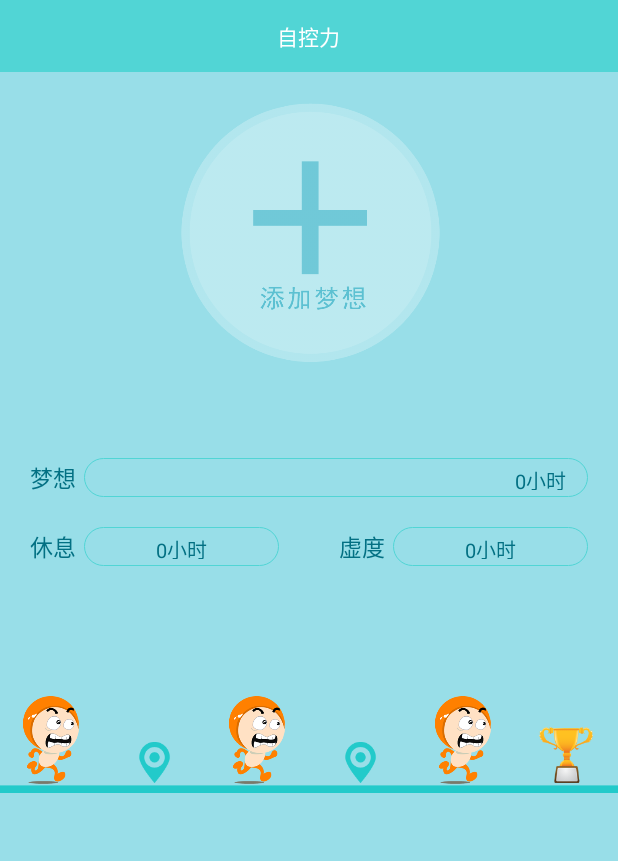
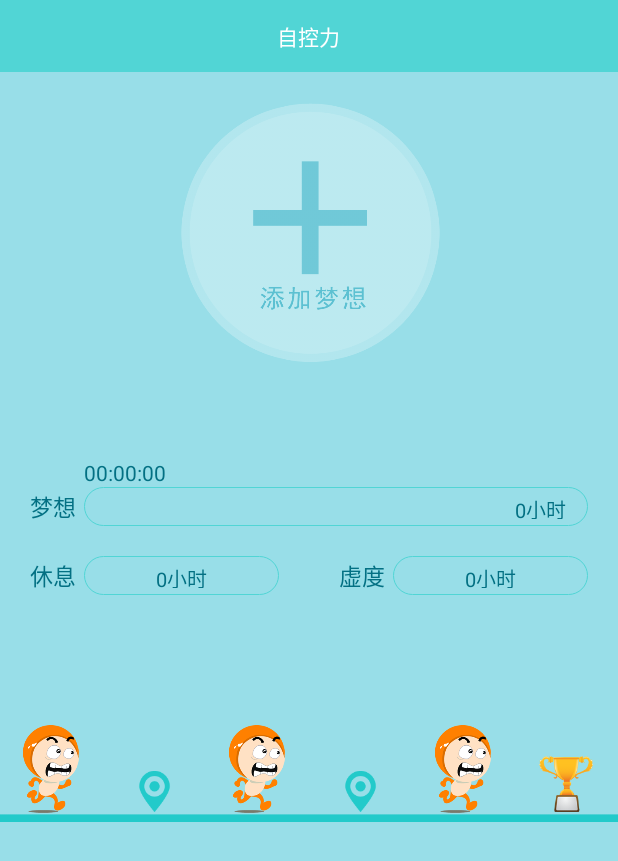
Before and after one commit to 814597544/MySchool, an Android app: the ZklActivity screen opened directly, with no data from a screen before it, on a phone screen of 412 x 824 dp. Shown: the top 861 px of the screen. Run offline under Robolectric (Android 15) with nearby library versions, the phone set to English and light mode, and no system bars; our stand-ins replace CircleImageView; libraries missing offline, so code that uses them is left out: com.daimajia.easing, com.nineoldandroids.animation, com.viewpagerindicator; 32 statements that could not run were skipped.

Commit message:
zkl finish 1.1

```diff
--- a/app/src/main/java/com/example/administrator/myschool/DreamingActivity.java
+++ b/app/src/main/java/com/example/administrator/myschool/DreamingActivity.java
@@ -190,6 +190,7 @@ public class DreamingActivity  extends Activity {
                 myApplication.setDreamTime("0");
                 myApplication.setBreakTime("0");
                 myApplication.setWastTime("0");
+                myApplication.setTodayTime(0);
                 myApplication.setZklWhter("df");
 
                 Intent intent1 = new Intent();
@@ -225,6 +226,7 @@ public class DreamingActivity  extends Activity {
                                 myApplication.setDreamTime("0");
                                 myApplication.setBreakTime("0");
                                 myApplication.setWastTime("0");
+                                myApplication.setTodayTime(0);
                                 new Thread(){
                                     @Override
                                     public void run() {
--- a/app/src/main/java/com/example/administrator/myschool/MainActivity.java
+++ b/app/src/main/java/com/example/administrator/myschool/MainActivity.java
@@ -113,6 +113,7 @@ public class MainActivity extends TabActivity {
                     new DialogInterface.OnClickListener() {
                         public void onClick(DialogInterface dialog,
                                             int whichButton) {
+
                             // 这里添加点击确定后的逻辑
                             sqLiteDatabase.execSQL("delete from mydream ;");
                             sqLiteDatabase.execSQL("delete from mystatus ;");
@@ -121,6 +122,7 @@ public class MainActivity extends TabActivity {
                             myApplication.setDreamTime("0");
                             myApplication.setBreakTime("0");
                             myApplication.setWastTime("0");
+                            myApplication.setTodayTime(0);
                             myApplication.setZklWhter("dreamS");
                                /* ------发送广播------*/
                             Intent intent1 = new Intent();
--- a/app/src/main/java/com/example/administrator/myschool/ZklActivity.java
+++ b/app/src/main/java/com/example/administrator/myschool/ZklActivity.java
@@ -2,7 +2,6 @@ package com.example.administrator.myschool;
 
 import android.app.Activity;
 import android.app.AlertDialog;
-import android.app.Service;
 import android.content.BroadcastReceiver;
 import android.content.ComponentName;
 import android.content.Context;
@@ -19,7 +18,7 @@ import android.util.Log;
 import android.view.View;
 import android.widget.ImageView;
 import android.widget.TextView;
-import android.widget.Toast;
+
 
 
 import com.akexorcist.roundcornerprogressbar.RoundCornerProgressBar;
@@ -46,7 +45,7 @@ public class ZklActivity extends Activity{
 
     private int progress2 = 0;
     private CircularBarPager mCircularBarPager;
-    TextView titleName,zkl_show_dream,zkl_show_wast,zkl_show_break;
+    TextView titleName,zkl_show_dream,zkl_show_wast,zkl_show_break,today_finishtime;
     String shownum = null,nowtime,MyDreamTime=null;
 
 
@@ -91,6 +90,7 @@ public class ZklActivity extends Activity{
         databaseHelper = new DatabaseHelper(this);
         sqLiteDatabase = databaseHelper.getReadableDatabase();
         myApplication= (MyApplication) getApplication();
+        today_finishtime= (TextView) findViewById(R.id.today_finishtime);
 
         /*--------广播更新----------*/
         myReceiver = new MyReceiver();
@@ -233,43 +233,44 @@ public class ZklActivity extends Activity{
                 stop_dream.setVisibility(View.GONE);
                 getNowTime();
 
-                stopTimer();
-
                 Cursor cursor2 = sqLiteDatabase.rawQuery("select * from mystatus ;",null);
                 if (cursor2.getCount()==0){
                     sqLiteDatabase.execSQL("insert into mystatus(date,time)  values(?,?);",
                             new Object[]{nowtime,""+binder.getCount()});
-                    TodayFinishTime=0;
+                    myApplication.setTodayTime(binder.getCount());
                     Log.e("stop------","stopn");
 
                     // 解除绑定
                     binder=null;
                     getApplicationContext().unbindService(connection);
                 }else{
+
                     while (cursor2.moveToNext()) {
                         if ( cursor2.getString(0).equals(nowtime)){
                             TodayFinishTime=Integer.parseInt(cursor2.getString(1));
                             sqLiteDatabase.execSQL("update mystatus set  time =? where date=? ;", new String[]{""+(TodayFinishTime+binder.getCount()),nowtime});
-
+                            myApplication.setTodayTime(TodayFinishTime+binder.getCount());
                             // 解除绑定
                             binder=null;
                             getApplicationContext().unbindService(connection);
                             Log.e("stop------","stopu");
                             break;
-                        }else{
-                            sqLiteDatabase.execSQL("insert into mystatus(date,time)  values(?,?);",
-                                    new Object[]{nowtime,""+binder.getCount()});
-                            TodayFinishTime=0;
-                            Log.e("stop------","stopi");
-
-                            // 解除绑定
-                            binder=null;
-                            getApplicationContext().unbindService(connection);
-                            break;
                         }
 
                     }
+                    if ( !cursor2.getString(0).equals(nowtime)){
+                    sqLiteDatabase.execSQL("insert into mystatus(date,time)  values(?,?);",
+                            new Object[]{nowtime,""+binder.getCount()});
+
+                    myApplication.setTodayTime(binder.getCount());
+                    Log.e("stop------","stopi");
+
+                    // 解除绑定
+                    binder=null;
+                    getApplicationContext().unbindService(connection);
+                    }
                 }
+                stopTimer();
             }
         });
         }
@@ -289,8 +290,9 @@ public class ZklActivity extends Activity{
             }
 
         }
-
+        todayFinish(TodayFinishTime);
         progressTwo.setProgress(progress2);
+        myApplication.setTodayTime(TodayFinishTime);
         updateProgressTwoColor();
 
     }
@@ -379,6 +381,7 @@ public class ZklActivity extends Activity{
         public void onReceive(final Context context, Intent intent) {
             if (myApplication.getZklWhter().equals("time")) {
                 progressTwo.setProgress(progress2);
+                todayFinish(myApplication.getTodayFinishTime());
             }
             else if (myApplication.getZklWhter().equals("dreamS")) {
                 shownum = myApplication.getStatus();
@@ -400,6 +403,7 @@ public class ZklActivity extends Activity{
                     add.setOnClickListener(new View.OnClickListener() {
                         @Override
                         public void onClick(View v) {
+
                     /*提醒要清除之前数据*/
                             AlertDialog.Builder builder = new AlertDialog.Builder(
                                     ZklActivity.this, AlertDialog.THEME_HOLO_LIGHT);
@@ -452,6 +456,7 @@ public class ZklActivity extends Activity{
                 }
             }else{
                 progressTwo.setProgress(0);
+                todayFinish(0);
                 shownum = myApplication.getStatus();
                 zkl_show_dream.setText(myApplication.getDreamTime() + "小时");
                 zkl_show_break.setText(myApplication.getBreakTime() + "小时");
@@ -487,6 +492,7 @@ public class ZklActivity extends Activity{
                                             sqLiteDatabase.execSQL("delete from mystatus ;");
                                             myApplication.setStatus("-1");
                                             myApplication.setZklWhter("dreamS");
+                                            myApplication.setTodayTime(0);
                                /* ------发送广播------*/
                                             Intent intent1 = new Intent();
                                             intent1.setAction("com.rao.myproject.Status");
@@ -539,14 +545,22 @@ public class ZklActivity extends Activity{
                 @Override
                 public void run() {
             Log.e("******",binder.getCount()+"");
-
-            progress2=10*(TodayFinishTime+binder.getCount())/(36*Integer.parseInt(myApplication.getDreamTime()));
+            progress2=10*(myApplication.getTodayTime()+binder.getCount())/(36*Integer.parseInt(myApplication.getDreamTime()));
                 /* ------发送广播------*/
                     myApplication.setZklWhter("time");
+                    myApplication.setTodayFinishTime(myApplication.getTodayTime()+binder.getCount());
                     Log.e("$$$$$$$","progress2="+progress2);
                     Intent intent2 = new Intent();
                     intent2.setAction("com.rao.myproject.Status");
                     sendBroadcast(intent2);
+
+                    if (myApplication.getTodayFinishTime()==3600*Integer.parseInt(myApplication.getDreamTime())){
+                        // 解除绑定
+                        binder=null;
+                        getApplicationContext().unbindService(connection);
+                        stopTimer();
+
+                    }
                 }
             };
         }
@@ -568,4 +582,16 @@ public class ZklActivity extends Activity{
             time = null;
         }
     }
+
+
+    private void todayFinish(int time){
+        int H=time/3600;
+        int M=(time%3600)/60;
+        int S=(time%3600)%60;
+        String HH,MM, SS;
+        if (H<10){HH="0"+H;}else{HH=""+H;}
+        if (M<10){MM="0"+M;}else{MM=""+M;}
+        if (S<10){SS="0"+S;}else{SS=""+S;}
+        today_finishtime.setText(HH+":"+MM+":"+SS);
+    }
 }
--- a/app/src/main/res/layout/progressbar_layout.xml
+++ b/app/src/main/res/layout/progressbar_layout.xml
@@ -20,6 +20,17 @@
         android:orientation="vertical"
         android:padding="20dp"
         >
+        <LinearLayout
+            android:layout_width="wrap_content"
+            android:layout_height="wrap_content">
+            <TextView
+                android:id="@+id/today_finishtime"
+                android:layout_width="wrap_content"
+                android:layout_height="wrap_content"
+                android:layout_marginLeft="36dp"
+                android:textColor="#037083"
+                android:text="00:00:00"/>
+            </LinearLayout>
         <LinearLayout
             android:layout_width="fill_parent"
             android:layout_height="wrap_content"
```
Also changed, not shown: app/src/main/java/com/rao/MySchool/been/MyApplication.java (+17 -0 lines).
